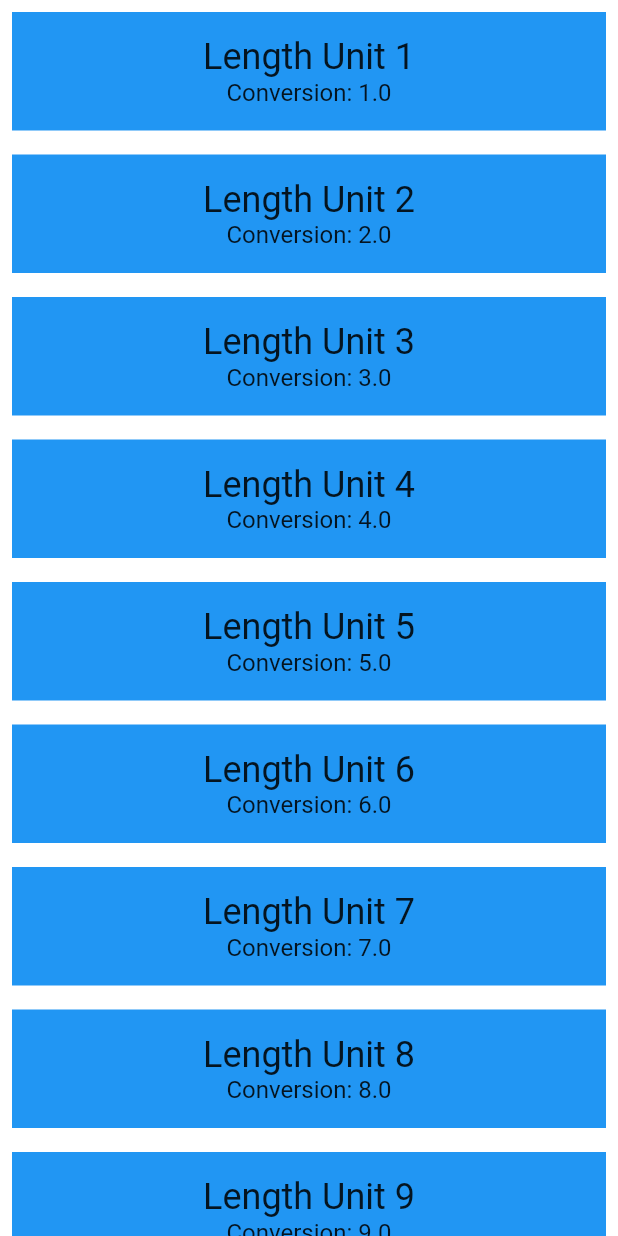
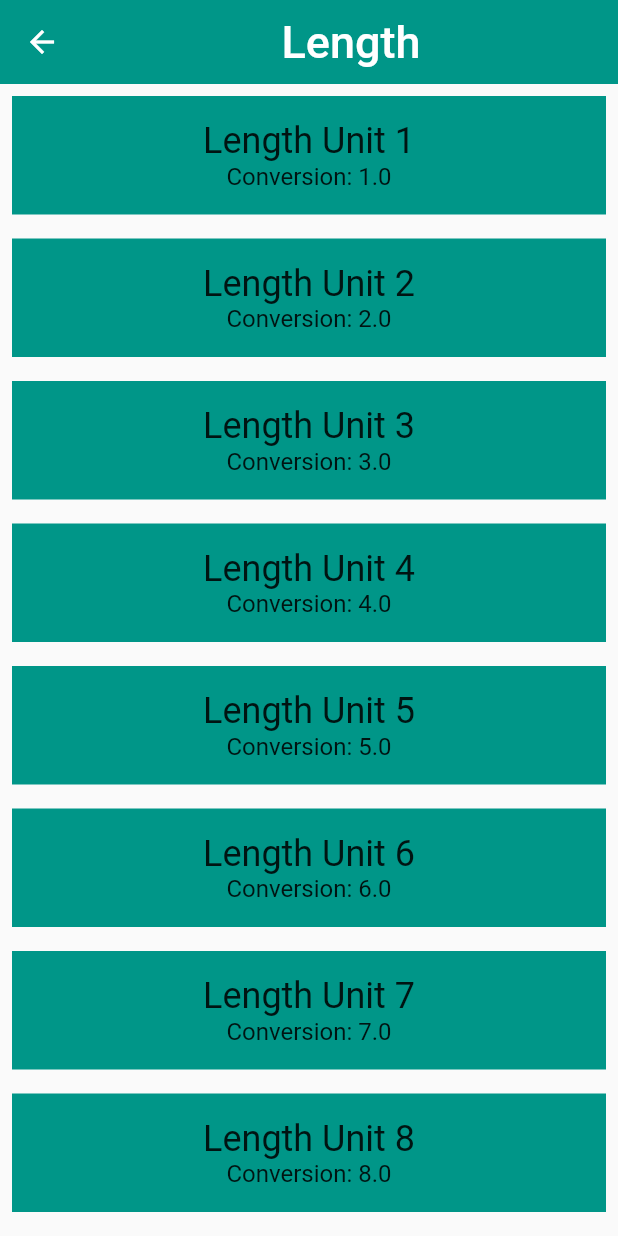
Before and after one commit to CillianMyles/unit-converter, a Flutter app: the screen it shows after launch, after a tap on "Length", on a phone screen of 412 x 824 dp. Run offline on Flutter 3.47's test engine with Material 2 defaults, Android fonts, the phone set to English and light mode, and no system bars.

Commit message:
App bar for converter screen; dynamic colours for units etc.;

```diff
--- a/lib/category.dart
+++ b/lib/category.dart
@@ -29,6 +29,8 @@ class Category extends StatelessWidget {
       context,
       MaterialPageRoute(
         builder: (context) => ConverterRoute(
+              name: name,
+              color: color,
               units: units,
             ),
       ),
--- a/lib/converter_route.dart
+++ b/lib/converter_route.dart
@@ -4,17 +4,36 @@ import 'package:meta/meta.dart';
 import 'unit.dart';
 
 class ConverterRoute extends StatelessWidget {
+  final String name;
+  final Color color;
   final List<Unit> units;
 
   const ConverterRoute({
+    @required this.name,
+    @required this.color,
     @required this.units,
-  }) : assert(units != null);
+  })  : assert(name != null),
+        assert(color != null),
+        assert(units != null);
 
   @override
   Widget build(BuildContext context) {
+    final appBar = AppBar(
+      backgroundColor: color,
+      elevation: 0.0,
+      title: Center(
+        child: Text(
+          name,
+          style: TextStyle(
+            fontSize: 30.0,
+          ),
+        ),
+      ),
+    );
+
     final unitWidgets = units.map((Unit unit) {
       return Container(
-        color: Colors.blue,
+        color: color,
         margin: EdgeInsets.all(8.0),
         padding: EdgeInsets.all(16.0),
         child: Column(
@@ -31,6 +50,10 @@ class ConverterRoute extends StatelessWidget {
         ),
       );
     }).toList();
-    return ListView(children: unitWidgets);
+
+    return Scaffold(
+      appBar: appBar,
+      body: ListView(children: unitWidgets),
+    );
   }
 }
```
